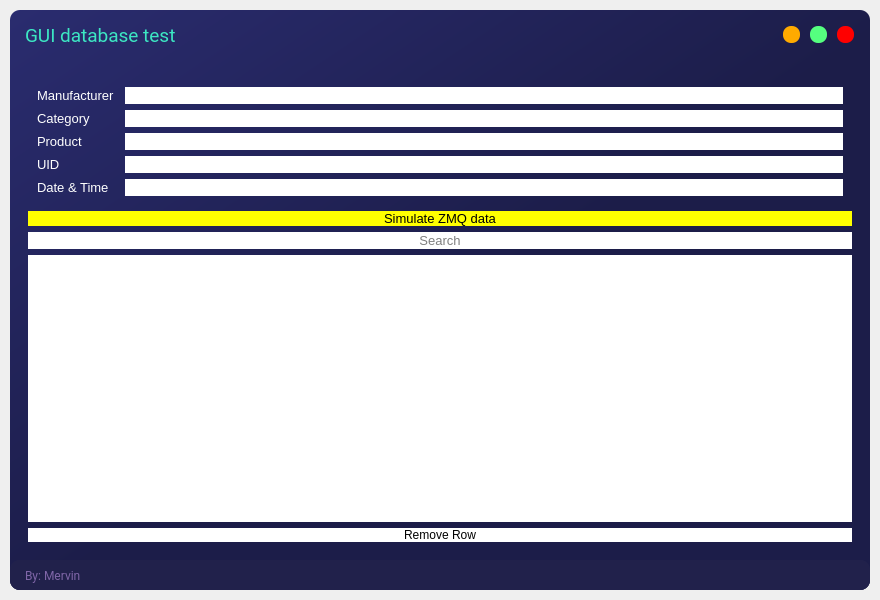
First picture: the form in GUI/ui_main.ui, repository tomyummmm/Gen2-UHF-RFID-Reader, before the edit.
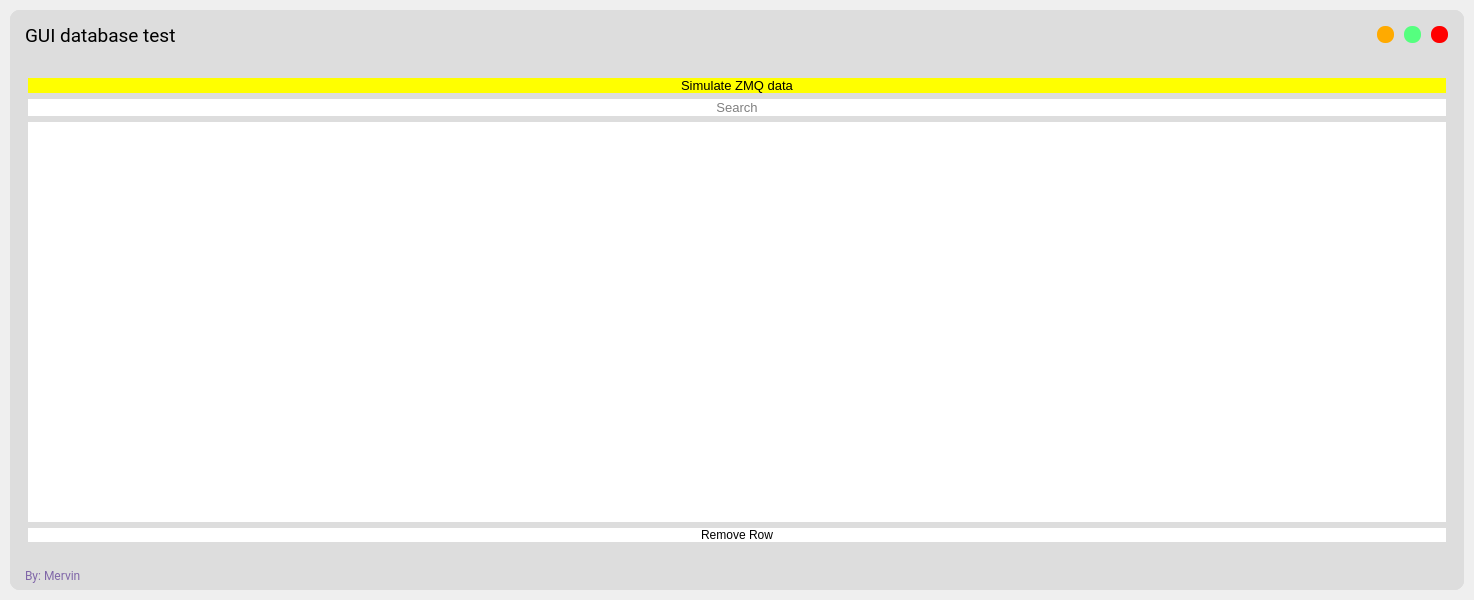
Second picture: the form after the edit.

```diff
--- a/GUI/ui_main.ui
+++ b/GUI/ui_main.ui
@@ -6,7 +6,7 @@
    <rect>
     <x>0</x>
     <y>0</y>
-    <width>880</width>
+    <width>1474</width>
     <height>600</height>
    </rect>
   </property>
@@ -20,6 +20,9 @@
    <string>MainWindow</string>
   </property>
   <widget class="QWidget" name="centralwidget">
+   <property name="styleSheet">
+    <string notr="true"/>
+   </property>
    <layout class="QVBoxLayout" name="drop_shadow_layout">
     <property name="spacing">
      <number>0</number>
@@ -39,8 +42,9 @@
     <item>
      <widget class="QFrame" name="drop_shadow_frame">
       <property name="styleSheet">
-       <string notr="true">background-color: qlineargradient(spread:pad, x1:0, y1:0, x2:1, y2:1, stop:0 rgba(42, 44, 111, 255), stop:0.521368 rgba(28, 29, 73, 255));
-border-radius: 10px;</string>
+       <string notr="true">background-color: rgb(221, 221, 221);
+border-radius: 10px;
+</string>
       </property>
       <property name="frameShape">
        <enum>QFrame::NoFrame</enum>
@@ -73,7 +77,7 @@
           </size>
          </property>
          <property name="styleSheet">
-          <string notr="true">background-color: none;</string>
+          <string notr="true"/>
          </property>
          <property name="frameShape">
           <enum>QFrame::NoFrame</enum>
@@ -111,6 +115,9 @@
               <pointsize>14</pointsize>
              </font>
             </property>
+            <property name="styleSheet">
+             <string notr="true"/>
+            </property>
             <property name="frameShape">
              <enum>QFrame::StyledPanel</enum>
             </property>
@@ -142,7 +149,8 @@
                 </font>
                </property>
                <property name="styleSheet">
-                <string notr="true">color: rgb(60, 231, 195);</string>
+                <string notr="true">color: rgb(0, 0, 0);
+</string>
                </property>
                <property name="text">
                 <string>GUI database test</string>
@@ -282,14 +290,10 @@
          </property>
          <layout class="QVBoxLayout" name="verticalLayout_4">
           <item>
-           <widget class="QStackedWidget" name="stackedWidget">
+           <widget class="QWidget" name="widget" native="true">
             <property name="styleSheet">
              <string notr="true">background-color: none;</string>
             </property>
-            <property name="currentIndex">
-             <number>0</number>
-            </property>
-            <widget class="QWidget" name="page_home">
              <layout class="QVBoxLayout" name="verticalLayout_5">
               <property name="spacing">
                <number>0</number>
@@ -315,276 +319,6 @@
                  <enum>QFrame::Raised</enum>
                 </property>
                 <layout class="QVBoxLayout" name="verticalLayout_9">
-                 <item>
-                  <widget class="QFrame" name="frame_infos">
-                   <property name="enabled">
-                    <bool>true</bool>
-                   </property>
-                   <property name="sizePolicy">
-                    <sizepolicy hsizetype="Preferred" vsizetype="Fixed">
-                     <horstretch>0</horstretch>
-                     <verstretch>0</verstretch>
-                    </sizepolicy>
-                   </property>
-                   <property name="frameShape">
-                    <enum>QFrame::StyledPanel</enum>
-                   </property>
-                   <property name="frameShadow">
-                    <enum>QFrame::Raised</enum>
-                   </property>
-                   <layout class="QFormLayout" name="formLayout">
-                    <property name="horizontalSpacing">
-                     <number>10</number>
-                    </property>
-                    <property name="verticalSpacing">
-                     <number>6</number>
-                    </property>
-                    <property name="bottomMargin">
-                     <number>9</number>
-                    </property>
-                    <item row="0" column="0">
-                     <widget class="QLabel" name="label_Manufacturer">
-                      <property name="minimumSize">
-                       <size>
-                        <width>65</width>
-                        <height>16</height>
-                       </size>
-                      </property>
-                      <property name="font">
-                       <font>
-                        <pointsize>10</pointsize>
-                       </font>
-                      </property>
-                      <property name="autoFillBackground">
-                       <bool>false</bool>
-                      </property>
-                      <property name="styleSheet">
-                       <string notr="true">color: rgb(255, 255, 255);</string>
-                      </property>
-                      <property name="frameShape">
-                       <enum>QFrame::NoFrame</enum>
-                      </property>
-                      <property name="lineWidth">
-                       <number>1</number>
-                      </property>
-                      <property name="text">
-                       <string>Manufacturer</string>
-                      </property>
-                      <property name="margin">
-                       <number>0</number>
-                      </property>
-                      <property name="indent">
-                       <number>-1</number>
-                      </property>
-                     </widget>
-                    </item>
-                    <item row="0" column="1">
-                     <widget class="QLineEdit" name="line_Manfacturer">
-                      <property name="font">
-                       <font>
-                        <pointsize>10</pointsize>
-                       </font>
-                      </property>
-                      <property name="clearButtonEnabled">
-                       <bool>false</bool>
-                      </property>
-                     </widget>
-                    </item>
-                    <item row="1" column="0">
-                     <widget class="QLabel" name="label_Category">
-                      <property name="minimumSize">
-                       <size>
-                        <width>45</width>
-                        <height>16</height>
-                       </size>
-                      </property>
-                      <property name="font">
-                       <font>
-                        <pointsize>10</pointsize>
-                       </font>
-                      </property>
-                      <property name="autoFillBackground">
-                       <bool>false</bool>
-                      </property>
-                      <property name="styleSheet">
-                       <string notr="true">color: rgb(255, 255, 255);</string>
-                      </property>
-                      <property name="frameShape">
-                       <enum>QFrame::NoFrame</enum>
-                      </property>
-                      <property name="lineWidth">
-                       <number>1</number>
-                      </property>
-                      <property name="text">
-                       <string>Category</string>
-                      </property>
-                      <property name="margin">
-                       <number>0</number>
-                      </property>
-                      <property name="indent">
-                       <number>-1</number>
-                      </property>
-                     </widget>
-                    </item>
-                    <item row="1" column="1">
-                     <widget class="QLineEdit" name="line_Category">
-                      <property name="font">
-                       <font>
-                        <pointsize>10</pointsize>
-                       </font>
-                      </property>
-                      <property name="clearButtonEnabled">
-                       <bool>false</bool>
-                      </property>
-                     </widget>
-                    </item>
-                    <item row="2" column="0">
-                     <widget class="QLabel" name="label_Product">
-                      <property name="minimumSize">
-                       <size>
-                        <width>37</width>
-                        <height>16</height>
-                       </size>
-                      </property>
-                      <property name="font">
-                       <font>
-                        <pointsize>10</pointsize>
-                       </font>
-                      </property>
-                      <property name="autoFillBackground">
-                       <bool>false</bool>
-                      </property>
-                      <property name="styleSheet">
-                       <string notr="true">color: rgb(255, 255, 255);</string>
-                      </property>
-                      <property name="frameShape">
-                       <enum>QFrame::NoFrame</enum>
-                      </property>
-                      <property name="lineWidth">
-                       <number>1</number>
-                      </property>
-                      <property name="text">
-                       <string>Product</string>
-                      </property>
-                      <property name="margin">
-                       <number>0</number>
-                      </property>
-                      <property name="indent">
-                       <number>-1</number>
-                      </property>
-                     </widget>
-                    </item>
-                    <item row="2" column="1">
-                     <widget class="QLineEdit" name="line_Product">
-                      <property name="font">
-                       <font>
-                        <pointsize>10</pointsize>
-                       </font>
-                      </property>
-                      <property name="clearButtonEnabled">
-                       <bool>false</bool>
-                      </property>
-                     </widget>
-                    </item>
-                    <item row="3" column="0">
-                     <widget class="QLabel" name="label_UID">
-                      <property name="minimumSize">
-                       <size>
-                        <width>18</width>
-                        <height>16</height>
-                       </size>
-                      </property>
-                      <property name="font">
-                       <font>
-                        <pointsize>10</pointsize>
-                       </font>
-                      </property>
-                      <property name="autoFillBackground">
-                       <bool>false</bool>
-                      </property>
-                      <property name="styleSheet">
-                       <string notr="true">color: rgb(255, 255, 255);</string>
-                      </property>
-                      <property name="frameShape">
-                       <enum>QFrame::NoFrame</enum>
-                      </property>
-                      <property name="lineWidth">
-                       <number>1</number>
-                      </property>
-                      <property name="text">
-                       <string>UID</string>
-                      </property>
-                      <property name="margin">
-                       <number>0</number>
-                      </property>
-                      <property name="indent">
-                       <number>-1</number>
-                      </property>
-                     </widget>
-                    </item>
-                    <item row="3" column="1">
-                     <widget class="QLineEdit" name="line_UID">
-                      <property name="font">
-                       <font>
-                        <pointsize>10</pointsize>
-                       </font>
-                      </property>
-                      <property name="clearButtonEnabled">
-                       <bool>false</bool>
-                      </property>
-                     </widget>
-                    </item>
-                    <item row="4" column="0">
-                     <widget class="QLabel" name="label_Timedate">
-                      <property name="minimumSize">
-                       <size>
-                        <width>47</width>
-                        <height>16</height>
-                       </size>
-                      </property>
-                      <property name="font">
-                       <font>
-                        <pointsize>10</pointsize>
-                       </font>
-                      </property>
-                      <property name="autoFillBackground">
-                       <bool>false</bool>
-                      </property>
-                      <property name="styleSheet">
-                       <string notr="true">color: rgb(255, 255, 255);</string>
-                      </property>
-                      <property name="frameShape">
-                       <enum>QFrame::NoFrame</enum>
-                      </property>
-                      <property name="lineWidth">
-                       <number>1</number>
-                      </property>
-                      <property name="text">
-                       <string>Date &amp; Time</string>
-                      </property>
-                      <property name="margin">
-                       <number>0</number>
-                      </property>
-                      <property name="indent">
-                       <number>-1</number>
-                      </property>
-                     </widget>
-                    </item>
-                    <item row="4" column="1">
-                     <widget class="QLineEdit" name="line_Datetime">
-                      <property name="font">
-                       <font>
-                        <pointsize>10</pointsize>
-                       </font>
-                      </property>
-                      <property name="clearButtonEnabled">
-                       <bool>false</bool>
-                      </property>
-                     </widget>
-                    </item>
-                   </layout>
-                  </widget>
-                 </item>
                  <item>
                   <widget class="QPushButton" name="simulate_ZMQ">
                    <property name="font">
@@ -671,25 +405,6 @@
               </item>
              </layout>
             </widget>
-            <widget class="QWidget" name="page_credits">
-             <widget class="QFrame" name="frame_content_credits">
-              <property name="geometry">
-               <rect>
-                <x>90</x>
-                <y>70</y>
-                <width>120</width>
-                <height>80</height>
-               </rect>
-              </property>
-              <property name="frameShape">
-               <enum>QFrame::StyledPanel</enum>
-              </property>
-              <property name="frameShadow">
-               <enum>QFrame::Raised</enum>
-              </property>
-             </widget>
-            </widget>
-           </widget>
           </item>
          </layout>
         </widget>
@@ -703,7 +418,7 @@
           </size>
          </property>
          <property name="styleSheet">
-          <string notr="true">background-color: rgb(33, 33, 75);</string>
+          <string notr="true"/>
          </property>
          <property name="frameShape">
           <enum>QFrame::NoFrame</enum>
```
Left out of the diff: 6 changed lines with no effect on the pictures. Lines whose indentation alone changed are shown as unchanged.
